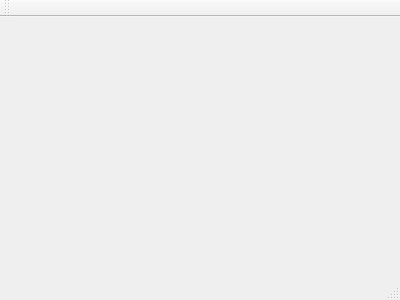
Before: the Qt Designer form Menu.ui in rNexeR/Estructura-Proyecto2, drawn with Qt 5.
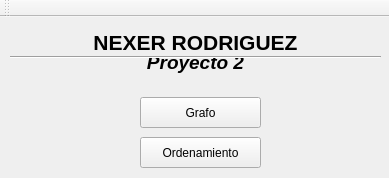
After: the same form once the commit is applied.

Commit message: Class Grafo

```diff
--- a/Menu.ui
+++ b/Menu.ui
@@ -1,24 +1,115 @@
 <ui version="4.0">
  <class>Menu</class>
- <widget class="QMainWindow" name="Menu" >
-  <property name="geometry" >
+ <widget class="QMainWindow" name="Menu">
+  <property name="geometry">
    <rect>
     <x>0</x>
     <y>0</y>
-    <width>400</width>
-    <height>300</height>
+    <width>389</width>
+    <height>178</height>
    </rect>
   </property>
   <property name="windowTitle" >
    <string>Menu</string>
   </property>
-  <widget class="QMenuBar" name="menuBar" />
-  <widget class="QToolBar" name="mainToolBar" />
-  <widget class="QWidget" name="centralWidget" />
-  <widget class="QStatusBar" name="statusBar" />
+  <widget class="QWidget" name="centralWidget">
+   <widget class="QPushButton" name="pushButton">
+    <property name="geometry">
+     <rect>
+      <x>140</x>
+      <y>80</y>
+      <width>121</width>
+      <height>31</height>
+     </rect>
+    </property>
+    <property name="text">
+     <string>Grafo</string>
+    </property>
+   </widget>
+   <widget class="QPushButton" name="pushButton_2">
+    <property name="geometry">
+     <rect>
+      <x>140</x>
+      <y>120</y>
+      <width>121</width>
+      <height>31</height>
+     </rect>
+    </property>
+    <property name="text">
+     <string>Ordenamiento</string>
+    </property>
+   </widget>
+   <widget class="QLabel" name="label">
+    <property name="geometry">
+     <rect>
+      <x>10</x>
+      <y>10</y>
+      <width>371</width>
+      <height>31</height>
+     </rect>
+    </property>
+    <property name="font">
+     <font>
+      <pointsize>16</pointsize>
+      <weight>75</weight>
+      <bold>true</bold>
+     </font>
+    </property>
+    <property name="text">
+     <string>NEXER RODRIGUEZ</string>
+    </property>
+    <property name="alignment">
+     <set>Qt::AlignCenter</set>
+    </property>
+   </widget>
+   <widget class="QLabel" name="label_2">
+    <property name="geometry">
+     <rect>
+      <x>10</x>
+      <y>30</y>
+      <width>371</width>
+      <height>31</height>
+     </rect>
+    </property>
+    <property name="font">
+     <font>
+      <pointsize>14</pointsize>
+      <weight>75</weight>
+      <italic>true</italic>
+      <bold>true</bold>
+     </font>
+    </property>
+    <property name="text">
+     <string>Proyecto 2</string>
+    </property>
+    <property name="alignment">
+     <set>Qt::AlignCenter</set>
+    </property>
+   </widget>
+   <widget class="Line" name="line">
+    <property name="geometry">
+     <rect>
+      <x>10</x>
+      <y>30</y>
+      <width>371</width>
+      <height>20</height>
+     </rect>
+    </property>
+    <property name="orientation">
+     <enum>Qt::Horizontal</enum>
+    </property>
+   </widget>
+  </widget>
+  <widget class="QToolBar" name="mainToolBar">
+   <attribute name="toolBarArea">
+    <enum>TopToolBarArea</enum>
+   </attribute>
+   <attribute name="toolBarBreak">
+    <bool>false</bool>
+   </attribute>
+  </widget>
  </widget>
- <layoutDefault spacing="6" margin="11" />
- <pixmapfunction></pixmapfunction>
+ <layoutdefault spacing="6" margin="11"/>
  <resources/>
  <connections/>
 </ui>
```
Left out of the diff: 3 changed lines with no effect on the pictures. The commit also changes 11 other files.
